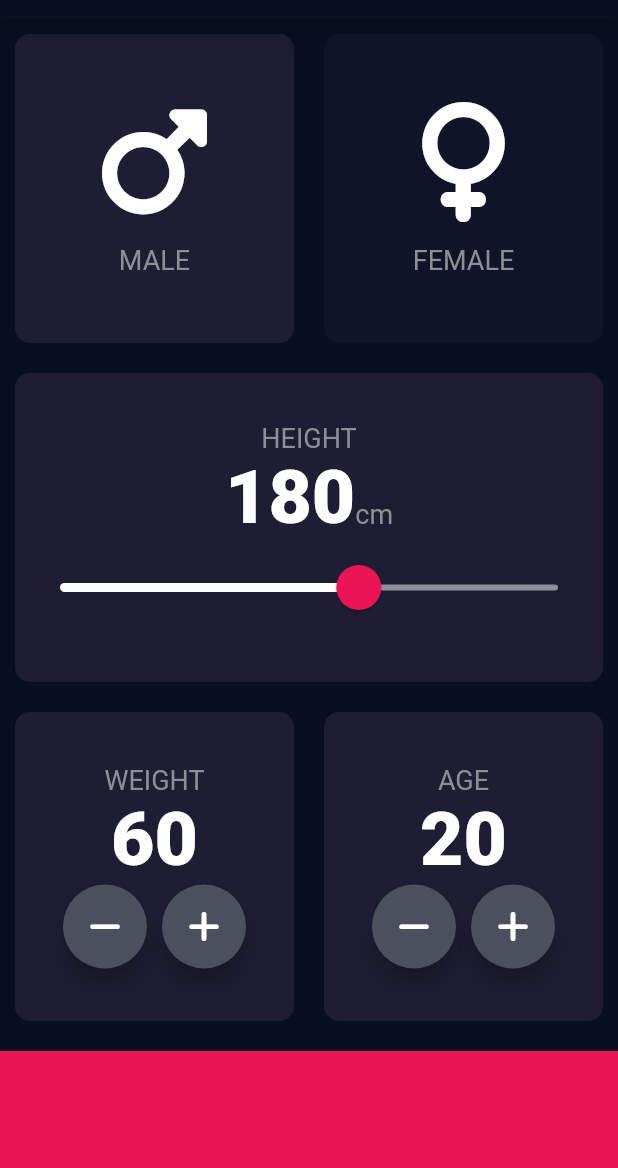
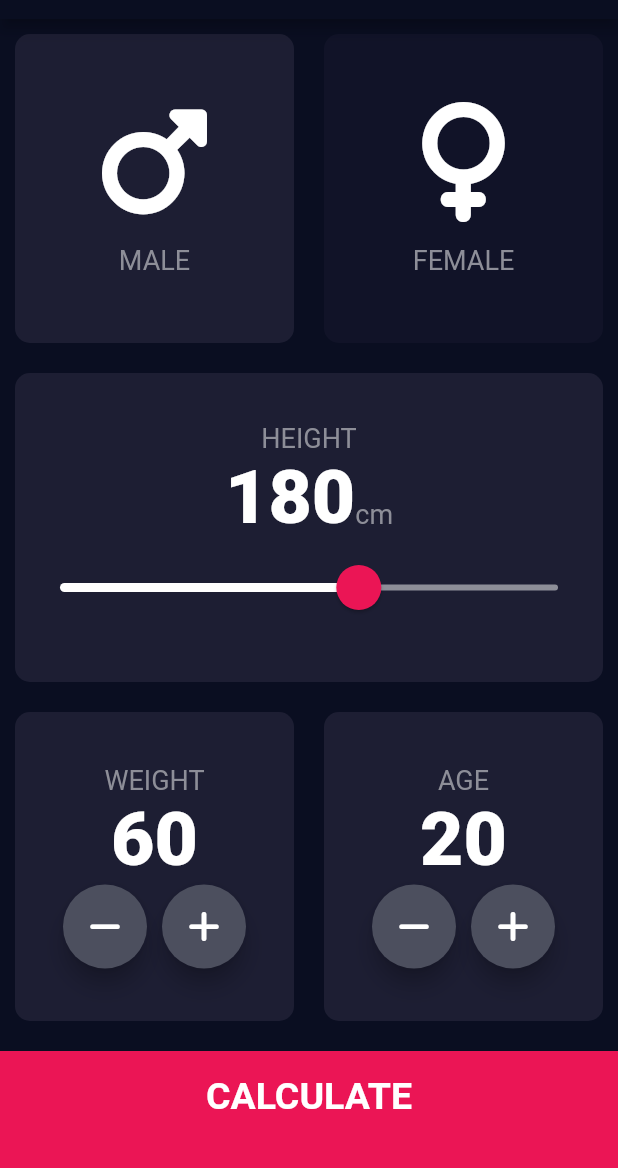
Before and after one commit to uttu87/BMI-Calculator-Flutter, a Flutter app: the screen it shows after launch, on a phone screen of 412 x 824 dp, the part 65-1233 px from its top. Run offline on Flutter 3.47's test engine with Material 2 defaults, Android fonts, the phone set to English and light mode, and no system bars; our stand-ins replace font_awesome_flutter.

Commit message:
Designing Result screen

```diff
--- /dev/null
+++ b/lib/components/bottom_button.dart
@@ -0,0 +1,29 @@
+import 'package:flutter/material.dart';
+import 'package:bmi_calculator_flutter/constants.dart';
+
+class BottomButton extends StatelessWidget {
+
+  const BottomButton({super.key, required this.onTap, required this.buttonTitle});
+
+  final Function() onTap;
+  final String buttonTitle;
+
+  @override
+  Widget build(BuildContext context) {
+    return GestureDetector(
+      onTap: onTap,
+      child: Container(
+        color: kBottomContainerColor,
+        margin: const EdgeInsets.only(top: 10.0),
+        padding: const EdgeInsets.only(bottom: 20.0),
+        height: kBottomContainerHeight,
+        child: Center(
+          child: Text(
+            buttonTitle,
+            style: kLargeButtonTextStyle,
+          ),
+        ),
+      ),
+    );
+  }
+}
--- a/lib/icon_content.dart
+++ b/lib/components/icon_content.dart
@@ -1,5 +1,5 @@
 import 'package:flutter/material.dart';
-import 'constants.dart';
+import '../constants.dart';
 
 class IconContent extends StatelessWidget {
   const IconContent({super.key, required this.icon, required this.label});
--- /dev/null
+++ b/lib/components/round_icon_button.dart
@@ -0,0 +1,24 @@
+import 'package:flutter/material.dart';
+
+class RoundIconButton extends StatelessWidget {
+  const RoundIconButton({Key? key, required this.icon, required this.onPressed})
+      : super(key: key);
+
+  final Function() onPressed;
+  final IconData icon;
+
+  @override
+  Widget build(BuildContext context) {
+    return RawMaterialButton(
+      onPressed: onPressed,
+      elevation: 6.0,
+      constraints: const BoxConstraints.tightFor(
+        width: 56.0,
+        height: 56.0,
+      ),
+      shape: const CircleBorder(),
+      fillColor: const Color(0xFF4C4F5E),
+      child: Icon(icon),
+    );
+  }
+}
--- a/lib/main.dart
+++ b/lib/main.dart
@@ -1,7 +1,7 @@
 import 'package:flutter/material.dart';
 
 import 'constants.dart';
-import 'input_page.dart';
+import 'screens/input_page.dart';
 
 void main() => runApp(const BMICalculator());
 
--- a/lib/input_page.dart
+++ b/lib/screens/input_page.dart
@@ -1,8 +1,11 @@
+import 'package:bmi_calculator_flutter/screens/results_page.dart';
 import 'package:flutter/material.dart';
 import 'package:font_awesome_flutter/font_awesome_flutter.dart';
-import 'reusable_card.dart';
-import 'icon_content.dart';
-import 'constants.dart';
+import '../components/reusable_card.dart';
+import '../components/icon_content.dart';
+import '../constants.dart';
+import '../components/round_icon_button.dart';
+import '../components/bottom_button.dart';
 
 enum Gender { male, female }
 
@@ -195,35 +198,14 @@ class _InputPageState extends State<InputPage> {
                 ],
               ),
             ),
-            Container(
-              color: kBottomContainerColor,
-              margin: const EdgeInsets.only(top: 10.0),
-              height: kBottomContainerHeight,
+            BottomButton(
+              onTap: () {
+                Navigator.push(context,
+                    MaterialPageRoute(builder: (context) => ResultsPage()));
+              },
+              buttonTitle: 'CALCULATE',
             )
           ],
         ));
   }
 }
-
-class RoundIconButton extends StatelessWidget {
-  const RoundIconButton({Key? key, required this.icon, required this.onPressed})
-      : super(key: key);
-
-  final Function() onPressed;
-  final IconData icon;
-
-  @override
-  Widget build(BuildContext context) {
-    return RawMaterialButton(
-      onPressed: onPressed,
-      elevation: 6.0,
-      constraints: const BoxConstraints.tightFor(
-        width: 56.0,
-        height: 56.0,
-      ),
-      shape: const CircleBorder(),
-      fillColor: const Color(0xFF4C4F5E),
-      child: Icon(icon),
-    );
-  }
-}
```
Also changed, not shown: lib/constants.dart (+26 -0 lines), lib/screens/results_page.dart (added, +64 -0 lines), lib/components/reusable_card.dart (renamed from lib/reusable_card.dart).
